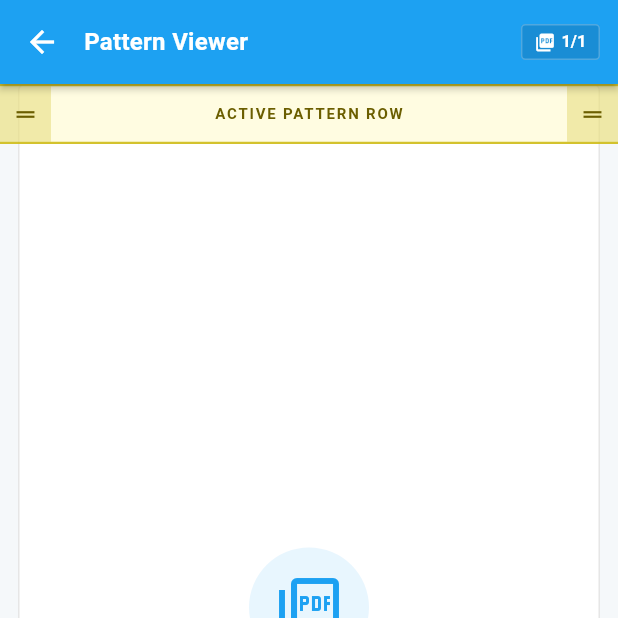
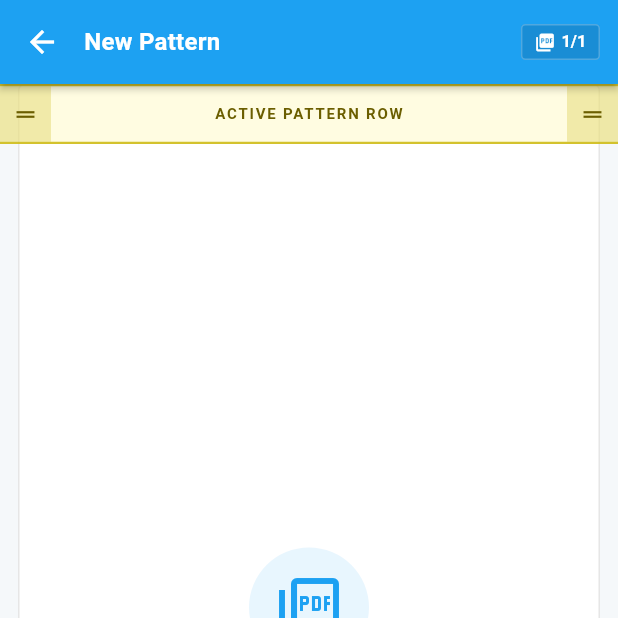
Before and after one commit to madebytommi/YarnBop, a Flutter app: the PdfReaderScreen screen opened directly with empty values, after a tap on the "add" icon, on a phone screen of 412 x 824 dp, the top half of it. Run offline on Flutter 3.47's test engine with Material 3 defaults, Android fonts, the phone set to English and light mode, and no system bars; our stand-ins replace file_picker, flutter_riverpod, hive, hive_flutter; missing offline and left inert: flutter_pdfview; accounts and stored records are empty.

Commit message:
refactor(data): centralize ProjectModel defaults and migrate to relative PDF paths
- Added ProjectModel.empty(id) factory constructor to eliminate duplicate hardcoded fallback models across LocalStorageService and PdfReaderScreen.
- Updated PDF persistence to store relative filenames rather than absolute device paths to prevent broken file links on OS updates or migrations.
- Implemented dynamic path resolution at runtime using path_provider's getApplicationDocumentsDirectory() for PDF loading.

```diff
--- a/lib/core/models/project_model.dart
+++ b/lib/core/models/project_model.dart
@@ -22,6 +22,16 @@ class ProjectModel {
     required this.createdAt,
     required this.lastAccessedAt,
   });
+
+  factory ProjectModel.empty(String id) {
+    return ProjectModel(
+      id: id,
+      title: 'New Pattern',
+      pdfPath: '',
+      createdAt: DateTime.now(),
+      lastAccessedAt: DateTime.now(),
+    );
+  }
 
   ProjectModel copyWith({
     String? id,
--- a/lib/core/storage/local_storage_service.dart
+++ b/lib/core/storage/local_storage_service.dart
@@ -1,5 +1,7 @@
 import 'dart:convert';
+import 'dart:io';
 import 'package:hive_flutter/hive_flutter.dart';
+import 'package:path_provider/path_provider.dart';
 import '../models/project_model.dart';
 import '../../features/pattern_rows/data/models/pattern_row.dart';
 
@@ -8,17 +10,30 @@ class LocalStorageService {
   static const String projectsBoxName = 'projects_box';
   static const String patternRowsBoxName = 'pattern_rows_box';
 
+  static late String appDocDirPath;
+
   Box get _box => Hive.box(projectsBoxName);
   Box get _patternRowsBox => Hive.box(patternRowsBoxName);
 
   /// Initializes Hive Flutter and opens the projects and pattern rows boxes.
   static Future<void> initHive() async {
+    final dir = await getApplicationDocumentsDirectory();
+    appDocDirPath = dir.path;
+
     await Hive.initFlutter();
     if (!Hive.isAdapterRegistered(1)) {
       Hive.registerAdapter(PatternRowAdapter());
     }
     await Hive.openBox(projectsBoxName);
     await Hive.openBox(patternRowsBoxName);
+  }
+
+  /// Reconstructs the absolute path from a stored relative path or filename.
+  static String getAbsolutePdfPath(String relativePath) {
+    if (relativePath.isEmpty) return '';
+    // If it's already an absolute path (legacy support), return it
+    if (File(relativePath).isAbsolute) return relativePath;
+    return '$appDocDirPath/$relativePath';
   }
 
   /// Retrieves saved pattern rows by project ID from Hive.
@@ -85,15 +100,7 @@ class LocalStorageService {
     required int stitchCount,
   }) async {
     final existing = getProject(projectId);
-    final updated = (existing ??
-            ProjectModel(
-              id: projectId,
-              title: 'Pattern Project',
-              pdfPath: '',
-              createdAt: DateTime.now(),
-              lastAccessedAt: DateTime.now(),
-            ))
-        .copyWith(
+    final updated = (existing ?? ProjectModel.empty(projectId)).copyWith(
       currentRow: rowCount,
       currentStitch: stitchCount,
       lastAccessedAt: DateTime.now(),
@@ -107,15 +114,7 @@ class LocalStorageService {
     required double highlighterY,
   }) async {
     final existing = getProject(projectId);
-    final updated = (existing ??
-            ProjectModel(
-              id: projectId,
-              title: 'Pattern Project',
-              pdfPath: '',
-              createdAt: DateTime.now(),
-              lastAccessedAt: DateTime.now(),
-            ))
-        .copyWith(
+    final updated = (existing ?? ProjectModel.empty(projectId)).copyWith(
       highlighterY: highlighterY,
       lastAccessedAt: DateTime.now(),
     );
@@ -128,15 +127,7 @@ class LocalStorageService {
     required int currentPage,
   }) async {
     final existing = getProject(projectId);
-    final updated = (existing ??
-            ProjectModel(
-              id: projectId,
-              title: 'Pattern Project',
-              pdfPath: '',
-              createdAt: DateTime.now(),
-              lastAccessedAt: DateTime.now(),
-            ))
-        .copyWith(
+    final updated = (existing ?? ProjectModel.empty(projectId)).copyWith(
       currentPage: currentPage,
       lastAccessedAt: DateTime.now(),
     );
--- a/lib/features/pdf_reader/presentation/screens/pdf_reader_screen.dart
+++ b/lib/features/pdf_reader/presentation/screens/pdf_reader_screen.dart
@@ -2,6 +2,7 @@ import 'package:flutter/material.dart';
 import 'package:flutter_riverpod/flutter_riverpod.dart';
 import '../../../../core/constants/app_colors.dart';
 import '../../../../core/models/project_model.dart';
+import '../../../../core/storage/local_storage_service.dart';
 import '../../../counters/presentation/widgets/overlay_counter_widget.dart';
 import '../../../counters/providers/counter_provider.dart';
 import '../../../highlighter/presentation/widgets/line_highlighter_widget.dart';
@@ -34,13 +35,7 @@ class _PdfReaderScreenState extends ConsumerState<PdfReaderScreen> {
       final projects = ref.read(libraryNotifierProvider);
       final project = projects.firstWhere(
         (element) => element.id == widget.projectId,
-        orElse: () => ProjectModel(
-          id: widget.projectId,
-          title: 'Pattern Viewer',
-          pdfPath: '',
-          createdAt: DateTime.now(),
-          lastAccessedAt: DateTime.now(),
-        ),
+        orElse: () => ProjectModel.empty(widget.projectId),
       );
 
       setState(() {
@@ -167,7 +162,7 @@ class _PdfReaderScreenState extends ConsumerState<PdfReaderScreen> {
             // LAYER 1 (Bottom): PDF Viewer Canvas
             PdfViewerCanvas(
               projectId: widget.projectId,
-              pdfPath: _project?.pdfPath ?? '',
+              pdfPath: LocalStorageService.getAbsolutePdfPath(_project?.pdfPath ?? ''),
               initialPage: _project?.currentPage ?? 1,
             ),
 
```
Also changed, not shown: lib/features/library/presentation/screens/library_screen.dart (+13 -8 lines).
